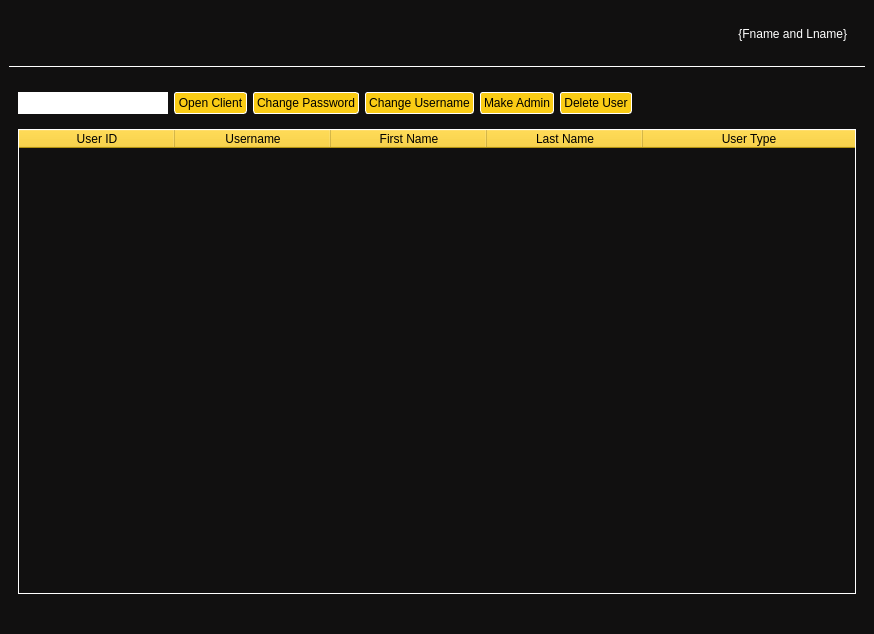
Qt form src/resources/ui/AdminPanel.ui (enharukalo/powerwatch) before a commit.
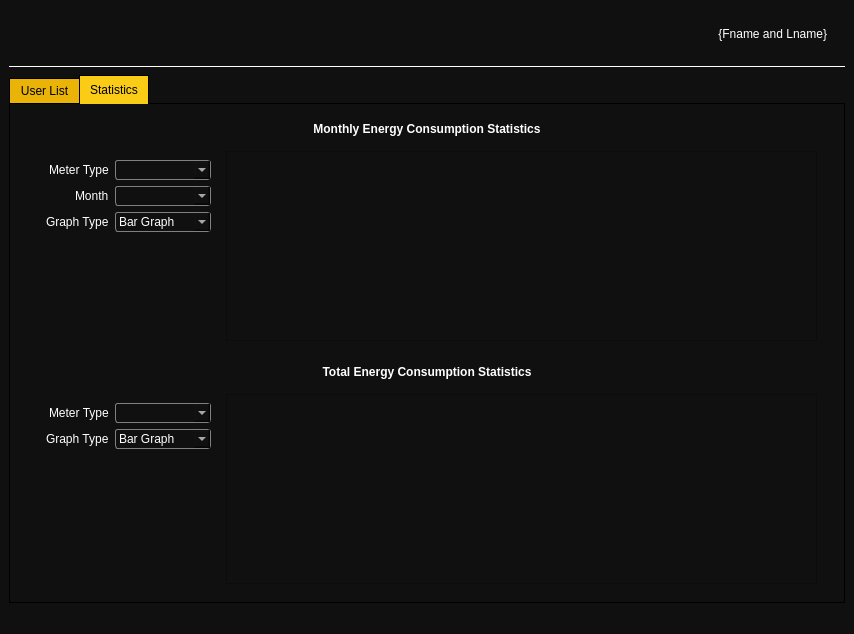
The same form after that commit. The open tabs and pages were chosen to show the change. Icons and pictures are not drawn.

Commit message: Implement statistics tab in admin panel

```diff
--- a/src/resources/ui/AdminPanel.ui
+++ b/src/resources/ui/AdminPanel.ui
@@ -6,7 +6,7 @@
    <rect>
     <x>0</x>
     <y>0</y>
-    <width>826</width>
+    <width>842</width>
     <height>634</height>
    </rect>
   </property>
@@ -292,7 +292,17 @@
       </property>
      </widget>
     </item>
-    <item alignment="Qt::AlignHCenter">
+    <item>
+     <widget class="QTabWidget" name="tabWidget">
+      <property name="currentIndex">
+       <number>0</number>
+      </property>
+      <widget class="QWidget" name="tabUserList">
+       <attribute name="title">
+        <string>User List</string>
+       </attribute>
+       <layout class="QGridLayout" name="gridLayout">
+        <item row="0" column="0">
      <widget class="QFrame" name="frameUserList">
       <property name="frameShadow">
        <enum>QFrame::Raised</enum>
@@ -437,6 +447,619 @@
     </item>
    </layout>
   </widget>
+      <widget class="QWidget" name="tabStatistics">
+       <attribute name="title">
+        <string>Statistics</string>
+       </attribute>
+       <layout class="QVBoxLayout" name="verticalLayout_2">
+        <item>
+         <widget class="QFrame" name="frameMonthlyEnergyConsumptionStatistics">
+          <property name="frameShadow">
+           <enum>QFrame::Raised</enum>
+          </property>
+          <layout class="QVBoxLayout" name="verticalLayout_19">
+           <item>
+            <widget class="QLabel" name="labelMonthlyEnergyConsumptionStatistics">
+             <property name="font">
+              <font>
+               <weight>75</weight>
+               <bold>true</bold>
+              </font>
+             </property>
+             <property name="text">
+              <string>Monthly Energy Consumption Statistics</string>
+             </property>
+             <property name="alignment">
+              <set>Qt::AlignCenter</set>
+             </property>
+            </widget>
+           </item>
+           <item>
+            <widget class="QFrame" name="frameHorizontalMonthlyEnergyConsumptionStatistics">
+             <property name="frameShadow">
+              <enum>QFrame::Raised</enum>
+             </property>
+             <layout class="QHBoxLayout" name="horizontalLayout_8">
+              <property name="bottomMargin">
+               <number>0</number>
+              </property>
+              <item alignment="Qt::AlignHCenter">
+               <widget class="QFrame" name="formMonthlyEnergyConsumptionStatistics">
+                <property name="frameShadow">
+                 <enum>QFrame::Raised</enum>
+                </property>
+                <layout class="QFormLayout" name="formLayout_13">
+                 <property name="labelAlignment">
+                  <set>Qt::AlignRight|Qt::AlignTrailing|Qt::AlignVCenter</set>
+                 </property>
+                 <item row="0" column="0">
+                  <widget class="QLabel" name="labelMonthlyEnergyConsumptionStatistics_MeterType">
+                   <property name="text">
+                    <string>Meter Type</string>
+                   </property>
+                  </widget>
+                 </item>
+                 <item row="0" column="1">
+                  <widget class="QComboBox" name="comboMonthlyEnergyConsumptionStatistics_MeterType">
+                   <property name="palette">
+                    <palette>
+                     <active>
+                      <colorrole role="WindowText">
+                       <brush brushstyle="SolidPattern">
+                        <color alpha="255">
+                         <red>255</red>
+                         <green>255</green>
+                         <blue>255</blue>
+                        </color>
+                       </brush>
+                      </colorrole>
+                      <colorrole role="Button">
+                       <brush brushstyle="SolidPattern">
+                        <color alpha="255">
+                         <red>17</red>
+                         <green>16</green>
+                         <blue>16</blue>
+                        </color>
+                       </brush>
+                      </colorrole>
+                      <colorrole role="Text">
+                       <brush brushstyle="SolidPattern">
+                        <color alpha="255">
+                         <red>255</red>
+                         <green>255</green>
+                         <blue>255</blue>
+                        </color>
+                       </brush>
+                      </colorrole>
+                      <colorrole role="ButtonText">
+                       <brush brushstyle="SolidPattern">
+                        <color alpha="255">
+                         <red>255</red>
+                         <green>255</green>
+                         <blue>255</blue>
+                        </color>
+                       </brush>
+                      </colorrole>
+                      <colorrole role="Base">
+                       <brush brushstyle="SolidPattern">
+                        <color alpha="255">
+                         <red>17</red>
+                         <green>16</green>
+                         <blue>16</blue>
+                        </color>
+                       </brush>
+                      </colorrole>
+                      <colorrole role="Window">
+                       <brush brushstyle="SolidPattern">
+                        <color alpha="255">
+                         <red>17</red>
+                         <green>16</green>
+                         <blue>16</blue>
+                        </color>
+                       </brush>
+                      </colorrole>
+                      <colorrole role="Highlight">
+                       <brush brushstyle="SolidPattern">
+                        <color alpha="255">
+                         <red>250</red>
+                         <green>204</green>
+                         <blue>21</blue>
+                        </color>
+                       </brush>
+                      </colorrole>
+                     </active>
+                     <inactive>
+                      <colorrole role="WindowText">
+                       <brush brushstyle="SolidPattern">
+                        <color alpha="255">
+                         <red>255</red>
+                         <green>255</green>
+                         <blue>255</blue>
+                        </color>
+                       </brush>
+                      </colorrole>
+                      <colorrole role="Button">
+                       <brush brushstyle="SolidPattern">
+                        <color alpha="255">
+                         <red>17</red>
+                         <green>16</green>
+                         <blue>16</blue>
+                        </color>
+                       </brush>
+                      </colorrole>
+                      <colorrole role="Text">
+                       <brush brushstyle="SolidPattern">
+                        <color alpha="255">
+                         <red>255</red>
+                         <green>255</green>
+                         <blue>255</blue>
+                        </color>
+                       </brush>
+                      </colorrole>
+                      <colorrole role="ButtonText">
+                       <brush brushstyle="SolidPattern">
+                        <color alpha="255">
+                         <red>255</red>
+                         <green>255</green>
+                         <blue>255</blue>
+                        </color>
+                       </brush>
+                      </colorrole>
+                      <colorrole role="Base">
+                       <brush brushstyle="SolidPattern">
+                        <color alpha="255">
+                         <red>17</red>
+                         <green>16</green>
+                         <blue>16</blue>
+                        </color>
+                       </brush>
+                      </colorrole>
+                      <colorrole role="Window">
+                       <brush brushstyle="SolidPattern">
+                        <color alpha="255">
+                         <red>17</red>
+                         <green>16</green>
+                         <blue>16</blue>
+                        </color>
+                       </brush>
+                      </colorrole>
+                      <colorrole role="Highlight">
+                       <brush brushstyle="SolidPattern">
+                        <color alpha="255">
+                         <red>250</red>
+                         <green>204</green>
+                         <blue>21</blue>
+                        </color>
+                       </brush>
+                      </colorrole>
+                     </inactive>
+                     <disabled>
+                      <colorrole role="WindowText">
+                       <brush brushstyle="SolidPattern">
+                        <color alpha="255">
+                         <red>255</red>
+                         <green>255</green>
+                         <blue>255</blue>
+                        </color>
+                       </brush>
+                      </colorrole>
+                      <colorrole role="Button">
+                       <brush brushstyle="SolidPattern">
+                        <color alpha="255">
+                         <red>17</red>
+                         <green>16</green>
+                         <blue>16</blue>
+                        </color>
+                       </brush>
+                      </colorrole>
+                      <colorrole role="Text">
+                       <brush brushstyle="SolidPattern">
+                        <color alpha="255">
+                         <red>255</red>
+                         <green>255</green>
+                         <blue>255</blue>
+                        </color>
+                       </brush>
+                      </colorrole>
+                      <colorrole role="ButtonText">
+                       <brush brushstyle="SolidPattern">
+                        <color alpha="255">
+                         <red>255</red>
+                         <green>255</green>
+                         <blue>255</blue>
+                        </color>
+                       </brush>
+                      </colorrole>
+                      <colorrole role="Base">
+                       <brush brushstyle="SolidPattern">
+                        <color alpha="255">
+                         <red>17</red>
+                         <green>16</green>
+                         <blue>16</blue>
+                        </color>
+                       </brush>
+                      </colorrole>
+                      <colorrole role="Window">
+                       <brush brushstyle="SolidPattern">
+                        <color alpha="255">
+                         <red>17</red>
+                         <green>16</green>
+                         <blue>16</blue>
+                        </color>
+                       </brush>
+                      </colorrole>
+                      <colorrole role="Highlight">
+                       <brush brushstyle="SolidPattern">
+                        <color alpha="255">
+                         <red>0</red>
+                         <green>120</green>
+                         <blue>215</blue>
+                        </color>
+                       </brush>
+                      </colorrole>
+                     </disabled>
+                    </palette>
+                   </property>
+                   <property name="autoFillBackground">
+                    <bool>false</bool>
+                   </property>
+                   <property name="frame">
+                    <bool>false</bool>
+                   </property>
+                  </widget>
+                 </item>
+                 <item row="1" column="0">
+                  <widget class="QLabel" name="labelMonthlyEnergyConsumptionStatistics_Month">
+                   <property name="text">
+                    <string>Month</string>
+                   </property>
+                  </widget>
+                 </item>
+                 <item row="1" column="1">
+                  <widget class="QComboBox" name="comboMonthlyEnergyConsumptionStatistics_Month"/>
+                 </item>
+                 <item row="2" column="0">
+                  <widget class="QLabel" name="labelMonthlyEnergyConsumptionStatistics_GraphType">
+                   <property name="text">
+                    <string>Graph Type</string>
+                   </property>
+                  </widget>
+                 </item>
+                 <item row="2" column="1">
+                  <widget class="QComboBox" name="comboMonthlyEnergyConsumptionStatistics_GraphType">
+                   <item>
+                    <property name="text">
+                     <string>Bar Graph</string>
+                    </property>
+                   </item>
+                   <item>
+                    <property name="text">
+                     <string>Pie Chart</string>
+                    </property>
+                   </item>
+                  </widget>
+                 </item>
+                </layout>
+               </widget>
+              </item>
+              <item>
+               <widget class="QGraphicsView" name="graphicsMonthlyEnergyConsumptionStatistics">
+                <property name="verticalScrollBarPolicy">
+                 <enum>Qt::ScrollBarAlwaysOff</enum>
+                </property>
+                <property name="horizontalScrollBarPolicy">
+                 <enum>Qt::ScrollBarAlwaysOff</enum>
+                </property>
+               </widget>
+              </item>
+             </layout>
+            </widget>
+           </item>
+          </layout>
+         </widget>
+        </item>
+        <item>
+         <widget class="QFrame" name="frameTotalEnergyConsumptionStatistics">
+          <property name="frameShadow">
+           <enum>QFrame::Raised</enum>
+          </property>
+          <layout class="QVBoxLayout" name="verticalLayout_20">
+           <item>
+            <widget class="QLabel" name="labelTotalEnergyConsumptionStatistics">
+             <property name="font">
+              <font>
+               <weight>75</weight>
+               <bold>true</bold>
+              </font>
+             </property>
+             <property name="text">
+              <string>Total Energy Consumption Statistics</string>
+             </property>
+             <property name="alignment">
+              <set>Qt::AlignCenter</set>
+             </property>
+            </widget>
+           </item>
+           <item>
+            <widget class="QFrame" name="frameHorizontalTotalEnergyConsumptionStatistics">
+             <property name="frameShadow">
+              <enum>QFrame::Raised</enum>
+             </property>
+             <layout class="QHBoxLayout" name="horizontalLayout_9">
+              <property name="bottomMargin">
+               <number>0</number>
+              </property>
+              <item alignment="Qt::AlignHCenter">
+               <widget class="QFrame" name="formTotalEnergyConsumptionStatistics">
+                <property name="frameShadow">
+                 <enum>QFrame::Raised</enum>
+                </property>
+                <layout class="QFormLayout" name="formLayout_14">
+                 <property name="labelAlignment">
+                  <set>Qt::AlignRight|Qt::AlignTrailing|Qt::AlignVCenter</set>
+                 </property>
+                 <item row="0" column="0">
+                  <widget class="QLabel" name="labelTotalEnergyConsumptionStatistics_MeterType">
+                   <property name="text">
+                    <string>Meter Type</string>
+                   </property>
+                  </widget>
+                 </item>
+                 <item row="0" column="1">
+                  <widget class="QComboBox" name="comboTotalEnergyConsumptionStatistics_MeterType">
+                   <property name="palette">
+                    <palette>
+                     <active>
+                      <colorrole role="WindowText">
+                       <brush brushstyle="SolidPattern">
+                        <color alpha="255">
+                         <red>255</red>
+                         <green>255</green>
+                         <blue>255</blue>
+                        </color>
+                       </brush>
+                      </colorrole>
+                      <colorrole role="Button">
+                       <brush brushstyle="SolidPattern">
+                        <color alpha="255">
+                         <red>17</red>
+                         <green>16</green>
+                         <blue>16</blue>
+                        </color>
+                       </brush>
+                      </colorrole>
+                      <colorrole role="Text">
+                       <brush brushstyle="SolidPattern">
+                        <color alpha="255">
+                         <red>255</red>
+                         <green>255</green>
+                         <blue>255</blue>
+                        </color>
+                       </brush>
+                      </colorrole>
+                      <colorrole role="ButtonText">
+                       <brush brushstyle="SolidPattern">
+                        <color alpha="255">
+                         <red>255</red>
+                         <green>255</green>
+                         <blue>255</blue>
+                        </color>
+                       </brush>
+                      </colorrole>
+                      <colorrole role="Base">
+                       <brush brushstyle="SolidPattern">
+                        <color alpha="255">
+                         <red>17</red>
+                         <green>16</green>
+                         <blue>16</blue>
+                        </color>
+                       </brush>
+                      </colorrole>
+                      <colorrole role="Window">
+                       <brush brushstyle="SolidPattern">
+                        <color alpha="255">
+                         <red>17</red>
+                         <green>16</green>
+                         <blue>16</blue>
+                        </color>
+                       </brush>
+                      </colorrole>
+                      <colorrole role="Highlight">
+                       <brush brushstyle="SolidPattern">
+                        <color alpha="255">
+                         <red>250</red>
+                         <green>204</green>
+                         <blue>21</blue>
+                        </color>
+                       </brush>
+                      </colorrole>
+                     </active>
+                     <inactive>
+                      <colorrole role="WindowText">
+                       <brush brushstyle="SolidPattern">
+                        <color alpha="255">
+                         <red>255</red>
+                         <green>255</green>
+                         <blue>255</blue>
+                        </color>
+                       </brush>
+                      </colorrole>
+                      <colorrole role="Button">
+                       <brush brushstyle="SolidPattern">
+                        <color alpha="255">
+                         <red>17</red>
+                         <green>16</green>
+                         <blue>16</blue>
+                        </color>
+                       </brush>
+                      </colorrole>
+                      <colorrole role="Text">
+                       <brush brushstyle="SolidPattern">
+                        <color alpha="255">
+                         <red>255</red>
+                         <green>255</green>
+                         <blue>255</blue>
+                        </color>
+                       </brush>
+                      </colorrole>
+                      <colorrole role="ButtonText">
+                       <brush brushstyle="SolidPattern">
+                        <color alpha="255">
+                         <red>255</red>
+                         <green>255</green>
+                         <blue>255</blue>
+                        </color>
+                       </brush>
+                      </colorrole>
+                      <colorrole role="Base">
+                       <brush brushstyle="SolidPattern">
+                        <color alpha="255">
+                         <red>17</red>
+                         <green>16</green>
+                         <blue>16</blue>
+                        </color>
+                       </brush>
+                      </colorrole>
+                      <colorrole role="Window">
+                       <brush brushstyle="SolidPattern">
+                        <color alpha="255">
+                         <red>17</red>
+                         <green>16</green>
+                         <blue>16</blue>
+                        </color>
+                       </brush>
+                      </colorrole>
+                      <colorrole role="Highlight">
+                       <brush brushstyle="SolidPattern">
+                        <color alpha="255">
+                         <red>250</red>
+                         <green>204</green>
+                         <blue>21</blue>
+                        </color>
+                       </brush>
+                      </colorrole>
+                     </inactive>
+                     <disabled>
+                      <colorrole role="WindowText">
+                       <brush brushstyle="SolidPattern">
+                        <color alpha="255">
+                         <red>255</red>
+                         <green>255</green>
+                         <blue>255</blue>
+                        </color>
+                       </brush>
+                      </colorrole>
+                      <colorrole role="Button">
+                       <brush brushstyle="SolidPattern">
+                        <color alpha="255">
+                         <red>17</red>
+                         <green>16</green>
+                         <blue>16</blue>
+                        </color>
+                       </brush>
+                      </colorrole>
+                      <colorrole role="Text">
+                       <brush brushstyle="SolidPattern">
+                        <color alpha="255">
+                         <red>255</red>
+                         <green>255</green>
+                         <blue>255</blue>
+                        </color>
+                       </brush>
+                      </colorrole>
+                      <colorrole role="ButtonText">
+                       <brush brushstyle="SolidPattern">
+                        <color alpha="255">
+                         <red>255</red>
+                         <green>255</green>
+                         <blue>255</blue>
+                        </color>
+                       </brush>
+                      </colorrole>
+                      <colorrole role="Base">
+                       <brush brushstyle="SolidPattern">
+                        <color alpha="255">
+                         <red>17</red>
+                         <green>16</green>
+                         <blue>16</blue>
+                        </color>
+                       </brush>
+                      </colorrole>
+                      <colorrole role="Window">
+                       <brush brushstyle="SolidPattern">
+                        <color alpha="255">
+                         <red>17</red>
+                         <green>16</green>
+                         <blue>16</blue>
+                        </color>
+                       </brush>
+                      </colorrole>
+                      <colorrole role="Highlight">
+                       <brush brushstyle="SolidPattern">
+                        <color alpha="255">
+                         <red>0</red>
+                         <green>120</green>
+                         <blue>215</blue>
+                        </color>
+                       </brush>
+                      </colorrole>
+                     </disabled>
+                    </palette>
+                   </property>
+                   <property name="autoFillBackground">
+                    <bool>false</bool>
+                   </property>
+                   <property name="frame">
+                    <bool>false</bool>
+                   </property>
+                  </widget>
+                 </item>
+                 <item row="1" column="0">
+                  <widget class="QLabel" name="labelTotalEnergyConsumptionStatistics_GraphType">
+                   <property name="text">
+                    <string>Graph Type</string>
+                   </property>
+                  </widget>
+                 </item>
+                 <item row="1" column="1">
+                  <widget class="QComboBox" name="comboTotalEnergyConsumptionStatistics_GraphType">
+                   <item>
+                    <property name="text">
+                     <string>Bar Graph</string>
+                    </property>
+                   </item>
+                   <item>
+                    <property name="text">
+                     <string>Pie Chart</string>
+                    </property>
+                   </item>
+                  </widget>
+                 </item>
+                </layout>
+               </widget>
+              </item>
+              <item>
+               <widget class="QGraphicsView" name="graphicsTotalEnergyConsumptionStatistics">
+                <property name="verticalScrollBarPolicy">
+                 <enum>Qt::ScrollBarAlwaysOff</enum>
+                </property>
+                <property name="horizontalScrollBarPolicy">
+                 <enum>Qt::ScrollBarAlwaysOff</enum>
+                </property>
+               </widget>
+              </item>
+             </layout>
+            </widget>
+           </item>
+          </layout>
+         </widget>
+        </item>
+       </layout>
+      </widget>
+     </widget>
+    </item>
+   </layout>
+  </widget>
   <widget class="QMenuBar" name="menubar">
    <property name="geometry">
     <rect>
```
Left out of the diff: 9 changed lines with no effect on the pictures. Lines whose indentation alone changed are shown as unchanged. The commit also changes 3 other files.
